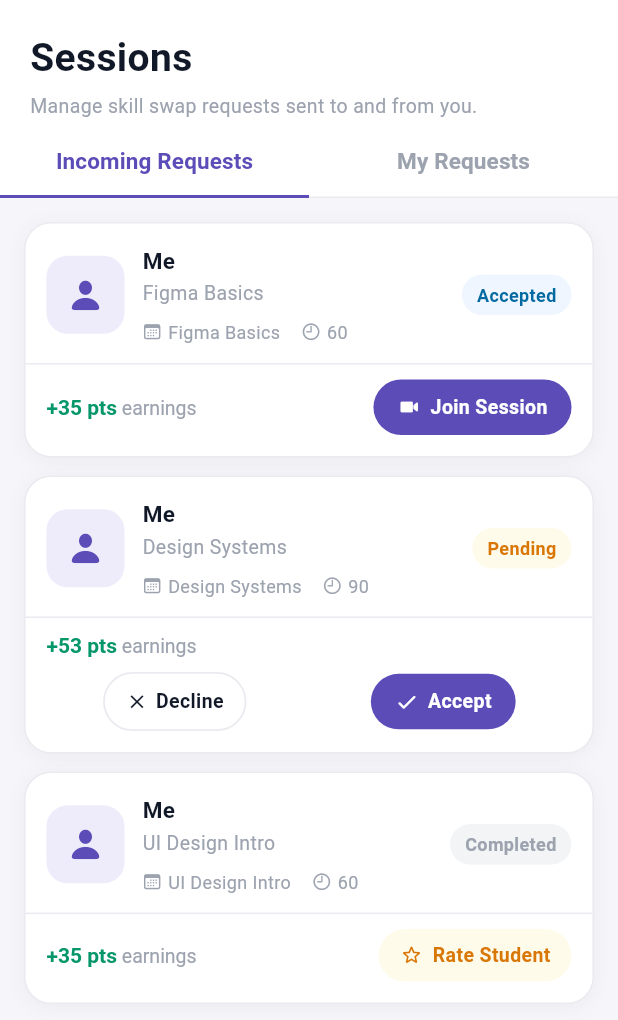
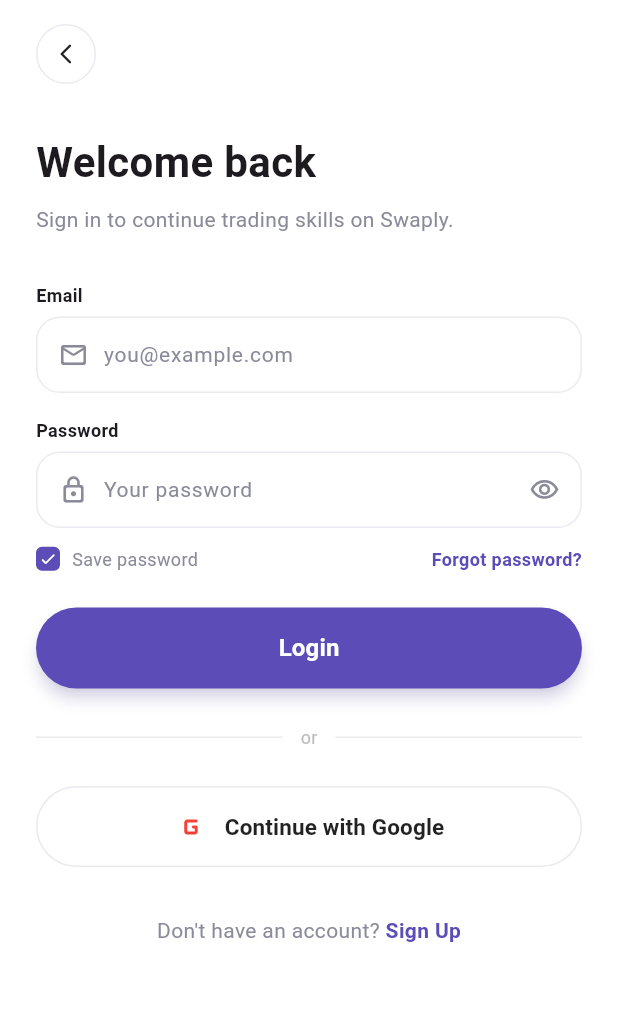
Before and after one commit to AboElsheikh07/Swaply, a Flutter app: the screen it shows after launch, on a phone screen of 412 x 824 dp. Shown: the top 1020 px of the screen. Run offline on Flutter 3.47's test engine with Material 3 defaults, Android fonts, the phone set to English and light mode, and no system bars; our stand-ins replace cloud_firestore, equatable, firebase_core, flutter_bloc; accounts and stored records are empty.

Commit message:
First Auth

```diff
--- /dev/null
+++ b/project code/swaply/lib/features/auth/data/repositories/auth_repository.dart
@@ -0,0 +1,5 @@
+abstract class AuthRepository {
+  Future<void> login({required String email, required String password});
+  Future<void> signup({required String name, required String email, required String password});
+  Future<void> logout();
+}
--- /dev/null
+++ b/project code/swaply/lib/features/auth/data/repositories/auth_repository_mock.dart
@@ -0,0 +1,38 @@
+import 'auth_repository.dart';
+
+// ✅ دي الـ mock - بتشيلها وتحط FirebaseAuthRepository لما تربط Firebase
+class MockAuthRepository implements AuthRepository {
+  @override
+  Future<void> login({required String email, required String password}) async {
+    await Future.delayed(const Duration(milliseconds: 800)); // simulate network
+    // لو عايز تعمل error للتجربة:
+    // throw Exception('Invalid credentials');
+  }
+
+  @override
+  Future<void> signup({required String name, required String email, required String password}) async {
+    await Future.delayed(const Duration(milliseconds: 800));
+  }
+
+  @override
+  Future<void> logout() async {}
+}
+
+// 🔥 لما Firebase يتجهز، اعمل الكلاس ده وبدّله في الـ cubit
+// class FirebaseAuthRepository implements AuthRepository {
+//   final _auth = FirebaseAuth.instance;
+//
+//   @override
+//   Future<void> login({required String email, required String password}) async {
+//     await _auth.signInWithEmailAndPassword(email: email, password: password);
+//   }
+//
+//   @override
+//   Future<void> signup({required String name, required String email, required String password}) async {
+//     final cred = await _auth.createUserWithEmailAndPassword(email: email, password: password);
+//     await cred.user?.updateDisplayName(name);
+//   }
+//
+//   @override
+//   Future<void> logout() async => await _auth.signOut();
+// }
--- /dev/null
+++ b/project code/swaply/lib/features/auth/presentation/cubit/auth_cubit.dart
@@ -0,0 +1,31 @@
+import 'package:flutter_bloc/flutter_bloc.dart';
+import '../../data/repositories/auth_repository.dart';
+import 'auth_state.dart';
+
+class AuthCubit extends Cubit<AuthState> {
+  final AuthRepository _repo;
+
+  AuthCubit(this._repo) : super(AuthInitial());
+
+  Future<void> login({required String email, required String password}) async {
+    emit(AuthLoading());
+    try {
+      await _repo.login(email: email, password: password);
+      emit(AuthSuccess());
+    } catch (e) {
+      emit(AuthError('Invalid email or password. Please try again.'));
+    }
+  }
+
+  Future<void> signup({required String name, required String email, required String password}) async {
+    emit(AuthLoading());
+    try {
+      await _repo.signup(name: name, email: email, password: password);
+      emit(AuthSuccess());
+    } catch (e) {
+      emit(AuthError('Something went wrong. Please try again.'));
+    }
+  }
+
+  void resetState() => emit(AuthInitial());
+}
--- /dev/null
+++ b/project code/swaply/lib/features/auth/presentation/cubit/auth_state.dart
@@ -0,0 +1,12 @@
+abstract class AuthState {}
+
+class AuthInitial extends AuthState {}
+
+class AuthLoading extends AuthState {}
+
+class AuthSuccess extends AuthState {}
+
+class AuthError extends AuthState {
+  final String message;
+  AuthError(this.message);
+}
--- /dev/null
+++ b/project code/swaply/lib/features/auth/presentation/screens/auth_widgets.dart
@@ -0,0 +1,214 @@
+import 'package:flutter/material.dart';
+
+const authPrimary    = Color(0xFF5B4CB8);
+const authMutedFg    = Color(0xFF8A8A9A);
+const authBorder     = Color(0xFFEAEAF0);
+const authErrorColor = Color(0xFFE53935);
+
+// ── Back Button ──────────────────────────
+class AuthBackButton extends StatelessWidget {
+  const AuthBackButton({super.key});
+
+  @override
+  Widget build(BuildContext context) {
+    return GestureDetector(
+      onTap: () => Navigator.of(context).maybePop(),
+      child: Container(
+        width: 40, height: 40,
+        decoration: BoxDecoration(
+          color: Colors.white,
+          shape: BoxShape.circle,
+          border: Border.all(color: authBorder),
+        ),
+        child: const Icon(Icons.arrow_back_ios_new_rounded, size: 16),
+      ),
+    );
+  }
+}
+
+// ── Input Field ──────────────────────────
+class AuthInputField extends StatelessWidget {
+  final String label;
+  final String placeholder;
+  final TextEditingController controller;
+  final IconData icon;
+  final String? error;
+  final bool obscureText;
+  final Widget? trailing;
+  final TextInputType keyboardType;
+
+  const AuthInputField({
+    super.key,
+    required this.label,
+    required this.placeholder,
+    required this.controller,
+    required this.icon,
+    this.error,
+    this.obscureText = false,
+    this.trailing,
+    this.keyboardType = TextInputType.text,
+  });
+
+  @override
+  Widget build(BuildContext context) {
+    final hasError = error != null;
+    return Column(
+      crossAxisAlignment: CrossAxisAlignment.start,
+      children: [
+        Text(label,
+            style: const TextStyle(fontSize: 12, fontWeight: FontWeight.w600)),
+        if (hasError) ...[
+          const SizedBox(height: 4),
+          Text(error!, style: const TextStyle(fontSize: 11, color: authErrorColor)),
+        ],
+        const SizedBox(height: 6),
+        Container(
+          decoration: BoxDecoration(
+            color: Colors.white,
+            borderRadius: BorderRadius.circular(16),
+            border: Border.all(color: hasError ? authErrorColor : authBorder),
+          ),
+          child: Row(
+            children: [
+              const SizedBox(width: 14),
+              Icon(icon, size: 20, color: authMutedFg),
+              const SizedBox(width: 10),
+              Expanded(
+                child: TextField(
+                  controller: controller,
+                  obscureText: obscureText,
+                  keyboardType: keyboardType,
+                  style: const TextStyle(fontSize: 14),
+                  decoration: InputDecoration(
+                    hintText: placeholder,
+                    hintStyle: const TextStyle(color: authMutedFg, fontSize: 14),
+                    border: InputBorder.none,
+                    contentPadding: const EdgeInsets.symmetric(vertical: 14),
+                  ),
+                ),
+              ),
+              if (trailing != null) ...[
+                trailing!,
+                const SizedBox(width: 14),
+              ],
+            ],
+          ),
+        ),
+      ],
+    );
+  }
+}
+
+// ── Checkbox ─────────────────────────────
+class AuthCheckbox extends StatelessWidget {
+  final bool value;
+  final double size;
+
+  const AuthCheckbox({super.key, required this.value, this.size = 16});
+
+  @override
+  Widget build(BuildContext context) {
+    return Container(
+      width: size, height: size,
+      decoration: BoxDecoration(
+        color: value ? authPrimary : Colors.white,
+        borderRadius: BorderRadius.circular(4),
+        border: Border.all(color: value ? authPrimary : authBorder, width: 1.5),
+      ),
+      child: value
+          ? const Icon(Icons.check_rounded, color: Colors.white, size: 12)
+          : null,
+    );
+  }
+}
+
+// ── Primary Button ───────────────────────
+class AuthPrimaryButton extends StatelessWidget {
+  final String label;
+  final bool isLoading;
+  final VoidCallback onTap;
+
+  const AuthPrimaryButton({
+    super.key,
+    required this.label,
+    required this.isLoading,
+    required this.onTap,
+  });
+
+  @override
+  Widget build(BuildContext context) {
+    return SizedBox(
+      width: double.infinity,
+      height: 54,
+      child: ElevatedButton(
+        onPressed: isLoading ? null : onTap,
+        style: ElevatedButton.styleFrom(
+          backgroundColor: authPrimary,
+          foregroundColor: Colors.white,
+          elevation: 4,
+          shadowColor: authPrimary.withOpacity(0.35),
+          shape: RoundedRectangleBorder(borderRadius: BorderRadius.circular(32)),
+        ),
+        child: isLoading
+            ? const SizedBox(
+                width: 22, height: 22,
+                child: CircularProgressIndicator(color: Colors.white, strokeWidth: 2.5),
+              )
+            : Text(label, style: const TextStyle(fontSize: 16, fontWeight: FontWeight.w600)),
+      ),
+    );
+  }
+}
+
+// ── Divider ──────────────────────────────
+class AuthDivider extends StatelessWidget {
+  const AuthDivider({super.key});
+
+  @override
+  Widget build(BuildContext context) {
+    return Row(
+      children: [
+        const Expanded(child: Divider(color: authBorder)),
+        Padding(
+          padding: const EdgeInsets.symmetric(horizontal: 12),
+          child: Text('or', style: TextStyle(fontSize: 12, color: Colors.grey.shade400)),
+        ),
+        const Expanded(child: Divider(color: authBorder)),
+      ],
+    );
+  }
+}
+
+// ── Social Button ────────────────────────
+class AuthSocialButton extends StatelessWidget {
+  final String label;
+  final VoidCallback onTap;
+
+  const AuthSocialButton({super.key, required this.label, required this.onTap});
+
+  @override
+  Widget build(BuildContext context) {
+    return SizedBox(
+      width: double.infinity,
+      height: 54,
+      child: OutlinedButton(
+        onPressed: onTap,
+        style: OutlinedButton.styleFrom(
+          side: const BorderSide(color: authBorder),
+          shape: RoundedRectangleBorder(borderRadius: BorderRadius.circular(32)),
+        ),
+        child: Row(
+          mainAxisAlignment: MainAxisAlignment.center,
+          children: [
+            // استبدل بـ Image.asset('assets/icons/google.png') لما يكون عندك الأيقونة
+            const Icon(Icons.g_mobiledata_rounded, size: 24, color: Colors.red),
+            const SizedBox(width: 10),
+            Text(label,
+                style: const TextStyle(
+                    fontSize: 15, fontWeight: FontWeight.w600, color: Colors.black87)),
+          ],
+        ),
+      ),
+    );
+  }
+}
--- /dev/null
+++ b/project code/swaply/lib/features/auth/presentation/screens/login_screen.dart
@@ -0,0 +1,197 @@
+import 'package:flutter/material.dart';
+import 'package:flutter_bloc/flutter_bloc.dart';
+import '../cubit/auth_cubit.dart';
+import '../cubit/auth_state.dart';
+import '../../data/repositories/auth_repository_mock.dart';
+import 'signup_screen.dart';
+import 'auth_widgets.dart';
+
+// ════════════════════════════════════════
+//  Entry point
+// ════════════════════════════════════════
+class LoginScreen extends StatelessWidget {
+  const LoginScreen({super.key});
+
+  @override
+  Widget build(BuildContext context) {
+    return BlocProvider(
+      // ✅ بدّل MockAuthRepository بـ FirebaseAuthRepository لما Firebase يتجهز
+      create: (_) => AuthCubit(MockAuthRepository()),
+      child: const LoginView(),
+    );
+  }
+}
+
+// ════════════════════════════════════════
+//  View
+// ════════════════════════════════════════
+class LoginView extends StatefulWidget {
+  const LoginView({super.key});
+
+  @override
+  State<LoginView> createState() => LoginViewState();
+}
+
+class LoginViewState extends State<LoginView> {
+  final emailCtrl    = TextEditingController();
+  final passwordCtrl = TextEditingController();
+  bool showPassword  = false;
+  bool savePassword  = true;
+  String? emailError;
+  String? passwordError;
+
+  @override
+  void dispose() {
+    emailCtrl.dispose();
+    passwordCtrl.dispose();
+    super.dispose();
+  }
+
+  bool validate() {
+    setState(() {
+      emailError = null;
+      passwordError = null;
+      if (emailCtrl.text.trim().isEmpty) {
+        emailError = 'Please enter your email';
+      } else if (!RegExp(r'^\S+@\S+\.\S+$').hasMatch(emailCtrl.text)) {
+        emailError = 'Please enter a valid email';
+      }
+      if (passwordCtrl.text.isEmpty) {
+        passwordError = 'Please enter your password';
+      }
+    });
+    return emailError == null && passwordError == null;
+  }
+
+  void submit(BuildContext context) {
+    if (!validate()) return;
+    context.read<AuthCubit>().login(
+      email: emailCtrl.text.trim(),
+      password: passwordCtrl.text,
+    );
+  }
+
+  @override
+  Widget build(BuildContext context) {
+    return Scaffold(
+      backgroundColor: Colors.white,
+      body: BlocConsumer<AuthCubit, AuthState>(
+        listener: (context, state) {
+          if (state is AuthSuccess) {
+            Navigator.of(context).pushReplacementNamed('/home');
+          }
+          if (state is AuthError) {
+            ScaffoldMessenger.of(context).showSnackBar(
+              SnackBar(content: Text(state.message), backgroundColor: authErrorColor),
+            );
+            context.read<AuthCubit>().resetState();
+          }
+        },
+        builder: (context, state) {
+          final isLoading = state is AuthLoading;
+          return SafeArea(
+            child: SingleChildScrollView(
+              padding: const EdgeInsets.symmetric(horizontal: 24),
+              child: Column(
+                crossAxisAlignment: CrossAxisAlignment.start,
+                children: [
+                  const SizedBox(height: 16),
+                  const AuthBackButton(),
+                  const SizedBox(height: 32),
+                  const Text('Welcome back',
+                      style: TextStyle(fontSize: 28, fontWeight: FontWeight.bold)),
+                  const SizedBox(height: 8),
+                  const Text('Sign in to continue trading skills on Swaply.',
+                      style: TextStyle(fontSize: 14, color: authMutedFg)),
+                  const SizedBox(height: 32),
+
+                  // Email
+                  AuthInputField(
+                    label: 'Email',
+                    placeholder: 'you@example.com',
+                    controller: emailCtrl,
+                    icon: Icons.mail_outline_rounded,
+                    error: emailError,
+                    keyboardType: TextInputType.emailAddress,
+                  ),
+                  const SizedBox(height: 16),
+
+                  // Password
+                  AuthInputField(
+                    label: 'Password',
+                    placeholder: 'Your password',
+                    controller: passwordCtrl,
+                    icon: Icons.lock_outline_rounded,
+                    error: passwordError,
+                    obscureText: !showPassword,
+                    trailing: GestureDetector(
+                      onTap: () => setState(() => showPassword = !showPassword),
+                      child: Icon(
+                        showPassword ? Icons.visibility_off_outlined : Icons.visibility_outlined,
+                        color: authMutedFg, size: 20,
+                      ),
+                    ),
+                  ),
+                  const SizedBox(height: 12),
+
+                  // Save password + Forgot
+                  Row(
+                    children: [
+                      GestureDetector(
+                        onTap: () => setState(() => savePassword = !savePassword),
+                        child: Row(
+                          children: [
+                            AuthCheckbox(value: savePassword),
+                            const SizedBox(width: 8),
+                            const Text('Save password',
+                                style: TextStyle(fontSize: 12, color: authMutedFg)),
+                          ],
+                        ),
+                      ),
+                      const Spacer(),
+                      GestureDetector(
+                        onTap: () {},
+                        child: const Text('Forgot password?',
+                            style: TextStyle(fontSize: 12, fontWeight: FontWeight.w600, color: authPrimary)),
+                      ),
+                    ],
+                  ),
+                  const SizedBox(height: 24),
+
+                  AuthPrimaryButton(
+                    label: 'Login',
+                    isLoading: isLoading,
+                    onTap: () => submit(context),
+                  ),
+                  const SizedBox(height: 24),
+
+                  const AuthDivider(),
+                  const SizedBox(height: 24),
+
+                  AuthSocialButton(label: 'Continue with Google', onTap: () {}),
+                  const SizedBox(height: 32),
+
+                  Row(
+                    mainAxisAlignment: MainAxisAlignment.center,
+                    children: [
+                      const Text("Don't have an account? ",
+                          style: TextStyle(fontSize: 14, color: authMutedFg)),
+                      GestureDetector(
+                        onTap: () => Navigator.of(context).push(
+                          MaterialPageRoute(builder: (_) => const SignupScreen()),
+                        ),
+                        child: const Text('Sign Up',
+                            style: TextStyle(fontSize: 14, fontWeight: FontWeight.w600, color: authPrimary)),
+                      ),
+                    ],
+                  ),
+                  const SizedBox(height: 24),
+                ],
+              ),
+            ),
+          );
+        },
+      ),
+    );
+  }
+}
--- a/project code/swaply/lib/main.dart
+++ b/project code/swaply/lib/main.dart
@@ -1,6 +1,7 @@
 // main.dart
 import 'package:flutter/material.dart';
 import 'package:flutter_bloc/flutter_bloc.dart';
+import 'package:swaply/features/auth/presentation/screens/login_screen.dart';
 import 'package:swaply/features/sessions/presentation/screens/sessions_screen.dart';
 import 'package:swaply/features/sessions/presentation/controllers/cubit/sessions_cubit.dart';
 import 'package:swaply/features/sessions/data/repositories/session_repository.dart';
@@ -37,7 +38,7 @@
       child: MaterialApp(
         debugShowCheckedModeBanner: false,
         title: 'Swaply',
-        home: const SessionsScreen(),
+        home: const LoginScreen(),
       ),
     );
   }
```
Also changed, not shown: project code/swaply/lib/features/auth/presentation/screens/signup_screen.dart (added, +212 -0 lines).
